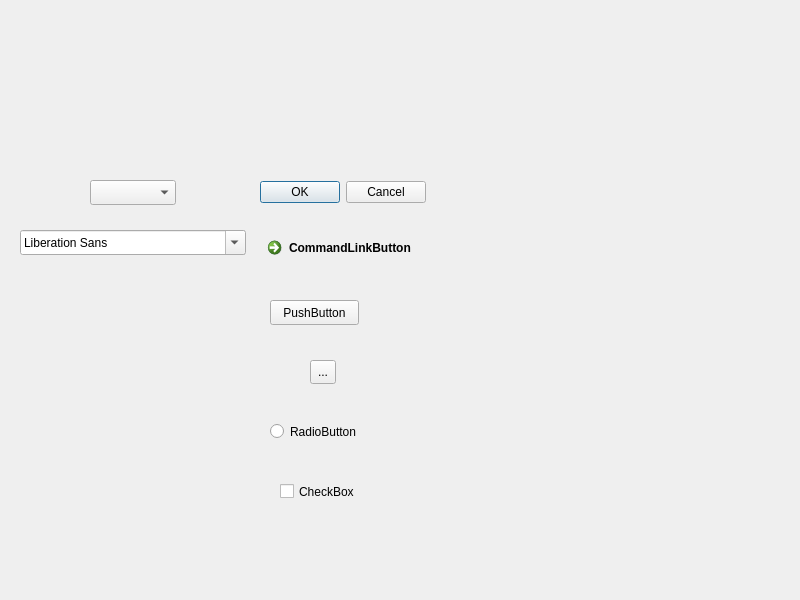
Qt form code/0.qtTest/qtTest/widget.ui (vistar-terry/Qt-Learning) before a commit.
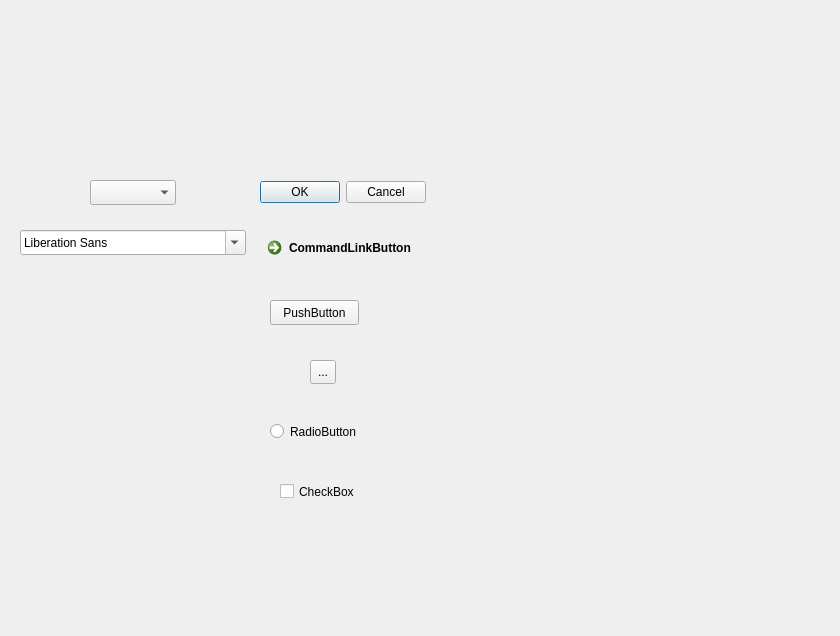
The same form after that commit.

Patch:
```diff
--- a/code/0.qtTest/qtTest/widget.ui
+++ b/code/0.qtTest/qtTest/widget.ui
@@ -6,8 +6,8 @@
    <rect>
     <x>0</x>
     <y>0</y>
-    <width>800</width>
-    <height>600</height>
+    <width>840</width>
+    <height>636</height>
    </rect>
   </property>
   <property name="windowTitle">
```
